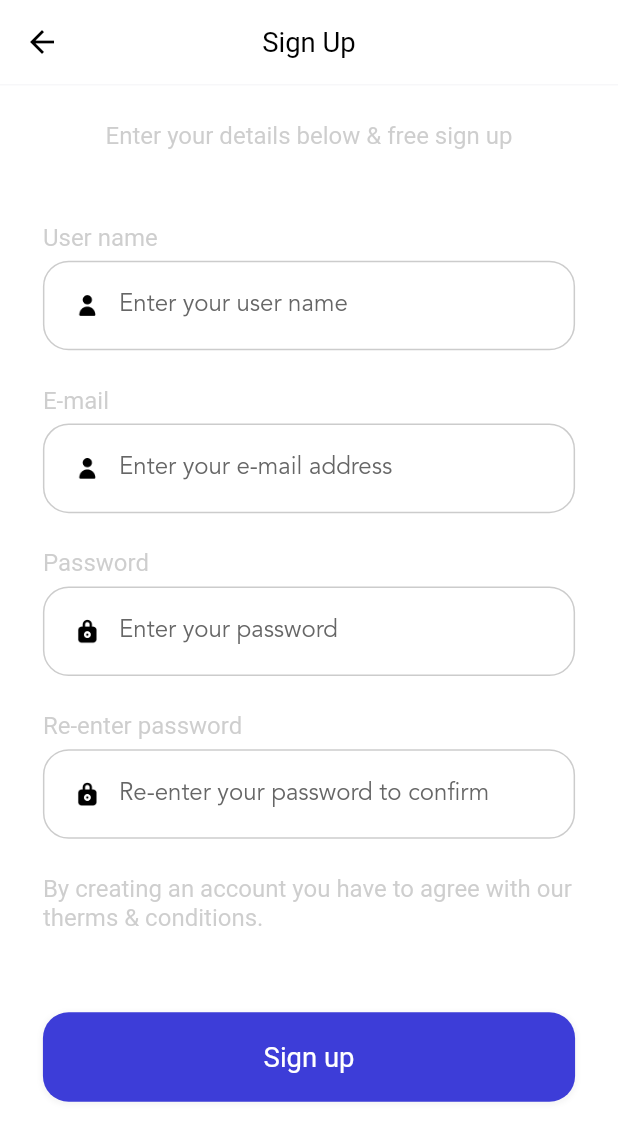
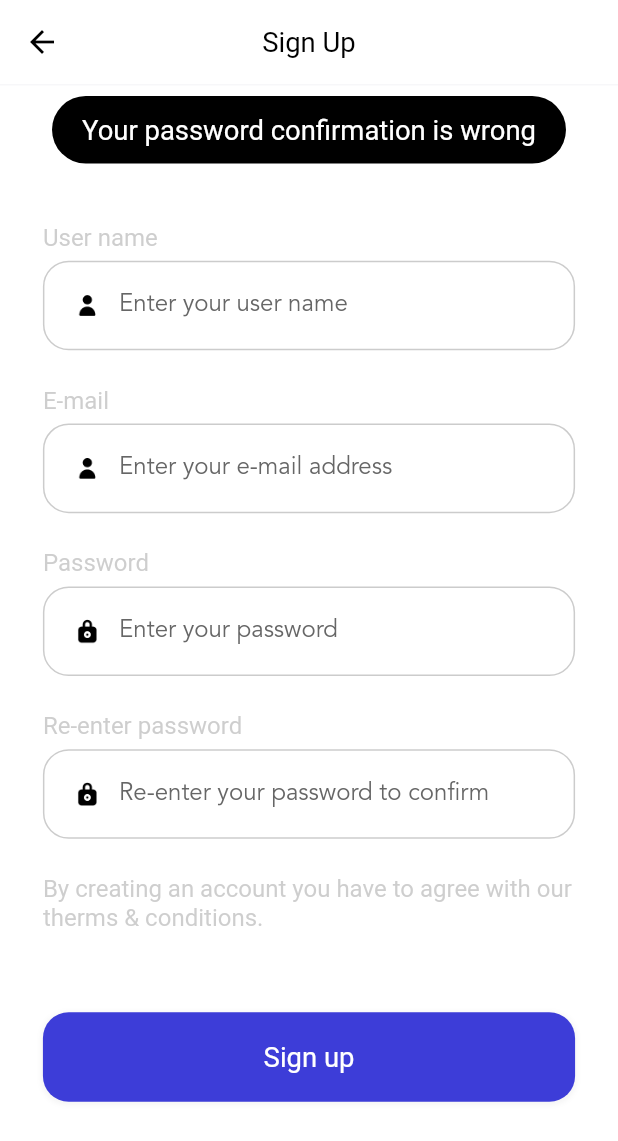
Before and after one commit to estelson/ulearning_app, a Flutter app: the Register screen opened by its route, after a tap on "Sign up", on a phone screen of 412 x 824 dp. Shown: the top 1141 px of the screen. Run offline on Flutter 3.47's test engine with Material 2 defaults, Android fonts, the phone set to English and light mode, and no system bars; our stand-ins replace cloud_firestore, dots_indicator, firebase_auth, firebase_core, flutter_bloc, flutter_screenutil and 1 more; accounts and stored records are empty; generated files the repository leaves out were written again; network calls fail.

Commit message:
Seção 10: Register Controller - parts 1, 2, 3

```diff
--- a/lib/pages/register/register.dart
+++ b/lib/pages/register/register.dart
@@ -5,6 +5,7 @@ import 'package:ulearning_app/pages/common_widgets.dart';
 import 'package:ulearning_app/pages/register/bloc/register_blocs.dart';
 import 'package:ulearning_app/pages/register/bloc/register_events.dart';
 import 'package:ulearning_app/pages/register/bloc/register_states.dart';
+import 'package:ulearning_app/pages/register/register_controller.dart';
 
 class Register extends StatefulWidget {
   const Register({super.key});
@@ -88,7 +89,8 @@ class _RegisterState extends State<Register> {
                       "Sign up",
                       "login",
                       () {
-                        Navigator.of(context).pushNamed("register");
+                        // Navigator.of(context).pushNamed("register");
+                        RegisterController(context: context).handleEmailRegister();
                       },
                     ),
                   ],
--- a/lib/pages/register/register_controller.dart
+++ b/lib/pages/register/register_controller.dart
@@ -0,0 +1,60 @@
+import 'package:firebase_auth/firebase_auth.dart';
+import 'package:flutter/material.dart';
+import 'package:flutter_bloc/flutter_bloc.dart';
+import 'package:ulearning_app/common/widgets/flutter_toast.dart';
+import 'package:ulearning_app/pages/register/bloc/register_blocs.dart';
+
+class RegisterController {
+  final BuildContext context;
+
+  const RegisterController({required this.context});
+
+  Future<void> handleEmailRegister() async {
+    final state = context.read<RegisterBlocs>().state;
+
+    String userName = state.userName;
+    String email = state.email;
+    String password = state.password;
+    String rePassword = state.rePassword;
+
+    if (userName.isEmpty) {
+      toastInfo(msg: "User name can not be empty");
+    }
+
+    if (email.isEmpty) {
+      toastInfo(msg: "E-mail can not be empty");
+    }
+
+    if (password.isEmpty) {
+      toastInfo(msg: "Password can not be empty");
+    }
+
+    if (rePassword.isEmpty) {
+      toastInfo(msg: "Your password confirmation is wrong");
+    }
+
+    try {
+      final credential = await FirebaseAuth.instance.createUserWithEmailAndPassword(
+        email: email,
+        password: password,
+      );
+
+      if(credential.user != null) {
+        await credential.user?.sendEmailVerification();
+        await credential.user?.updateDisplayName(userName);
+
+        toastInfo(msg: "An e-mail has been sent to your registered e-mail.\nTo activate it, please check your e-mail box and click on the link");
+
+        Navigator.of(context).pop();
+      }
+    } on FirebaseAuthException catch (e) {
+      if (e.code == "weak-password") {
+        toastInfo(msg: "The password provided is too weak");
+      } else if (e.code == "email-already-in-use") {
+        toastInfo(msg: "The e-mail is already in use");
+      } else if (e.code == "invalid-email") {
+        toastInfo(msg: "Your e-mail is invalid");
+      }
+    }
+  }
+}
--- a/lib/pages/sign_in/sign_in_controller.dart
+++ b/lib/pages/sign_in/sign_in_controller.dart
@@ -19,7 +19,6 @@ class SignInController {
   Future<void> handleSignIn(String type) async {
     try {
       if (type == "email") {
-        // final state = BlocProvider.of<SignInBloc>(context).state;
         final state = context.read<SignInBloc>().state;
         String emailAddress = state.email;
         String password = state.password;
```
